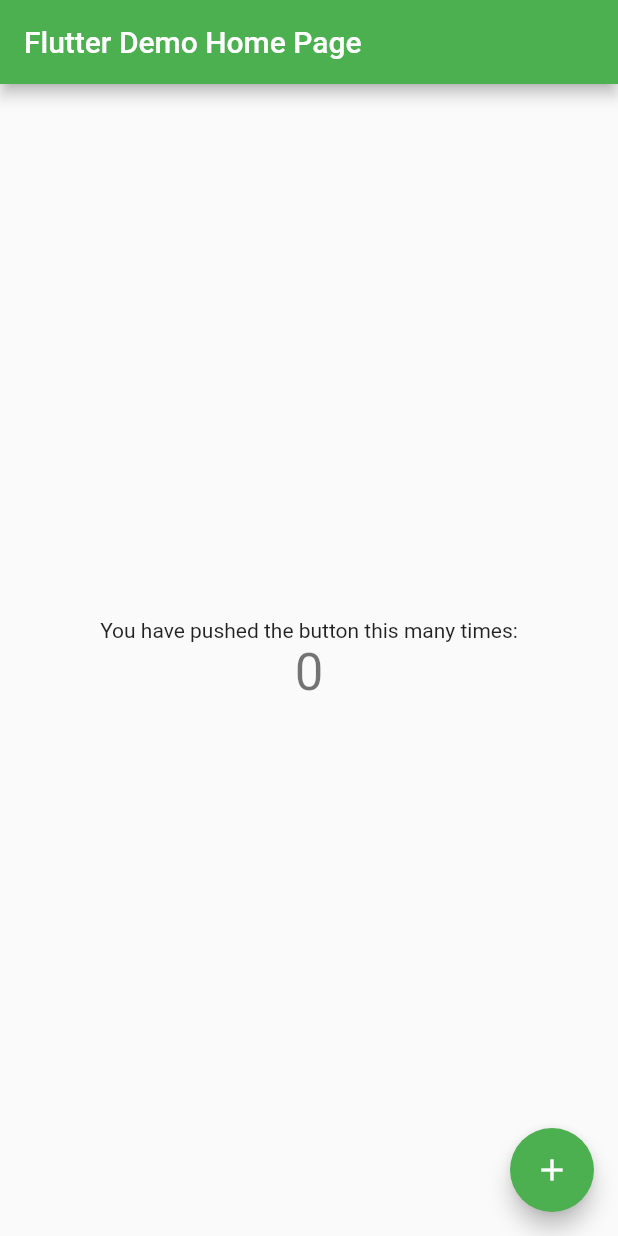
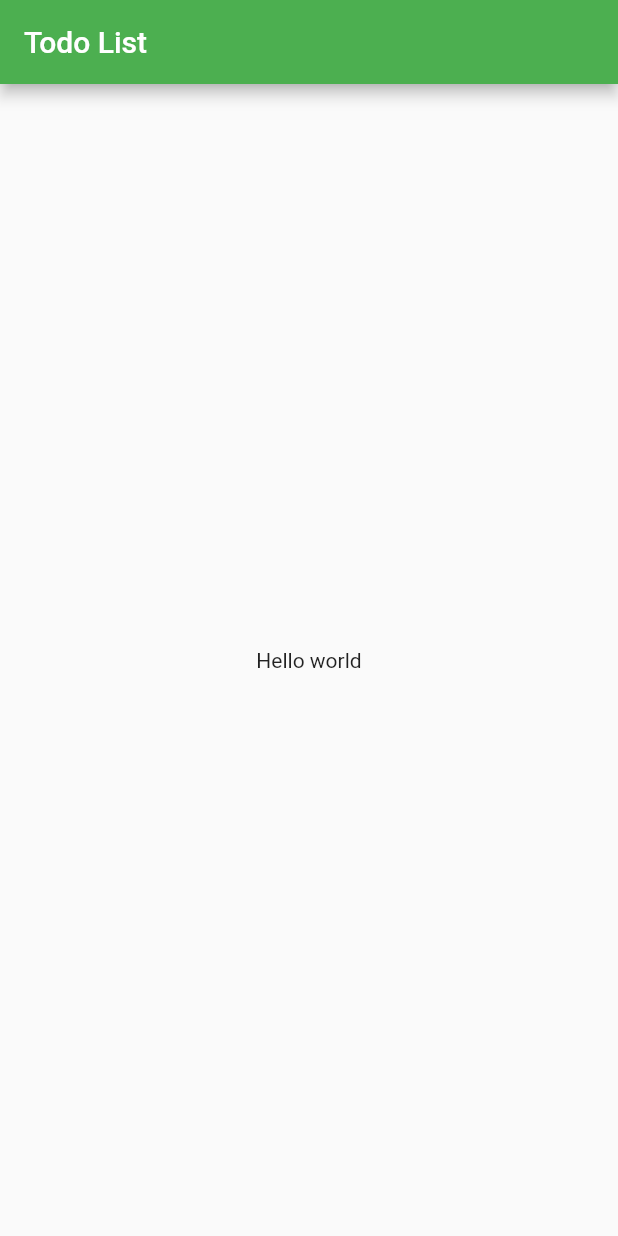
Before and after one commit to leandrosfarias/todo-flutter, a Flutter app: the screen it shows after launch, on a phone screen of 412 x 824 dp. Run offline on Flutter 3.47's test engine with Material 2 defaults, Android fonts, the phone set to English and light mode, and no system bars.

Commit message:
Modelo todo item

```diff
--- a/lib/main.dart
+++ b/lib/main.dart
@@ -11,7 +11,8 @@ class MyApp extends StatelessWidget {
   @override
   Widget build(BuildContext context) {
     return MaterialApp(
-      title: 'Flutter Demo',
+      title: 'Todo App',
+      debugShowCheckedModeBanner: false,
       theme: ThemeData(
         // This is the theme of your application.
         //
@@ -24,92 +25,111 @@ class MyApp extends StatelessWidget {
         // is not restarted.
         primarySwatch: Colors.green,
       ),
-      home: const MyHomePage(title: 'Flutter Demo Home Page'),
+      home: HomePage(),
     );
   }
 }
 
-class MyHomePage extends StatefulWidget {
-  const MyHomePage({Key? key, required this.title}) : super(key: key);
-
-  // This widget is the home page of your application. It is stateful, meaning
-  // that it has a State object (defined below) that contains fields that affect
-  // how it looks.
-
-  // This class is the configuration for the state. It holds the values (in this
-  // case the title) provided by the parent (in this case the App widget) and
-  // used by the build method of the State. Fields in a Widget subclass are
-  // always marked "final".
-
-  final String title;
-
-  @override
-  State<MyHomePage> createState() => _MyHomePageState();
-}
-
-class _MyHomePageState extends State<MyHomePage> {
-  int _counter = 0;
-
-  void _incrementCounter() {
-    setState(() {
-      // This call to setState tells the Flutter framework that something has
-      // changed in this State, which causes it to rerun the build method below
-      // so that the display can reflect the updated values. If we changed
-      // _counter without calling setState(), then the build method would not be
-      // called again, and so nothing would appear to happen.
-      _counter++;
-    });
-  }
+class HomePage extends StatelessWidget {
+  // const HomePage({Key? key}) : super(key: key);
 
   @override
   Widget build(BuildContext context) {
-    // This method is rerun every time setState is called, for instance as done
-    // by the _incrementCounter method above.
-    //
-    // The Flutter framework has been optimized to make rerunning build methods
-    // fast, so that you can just rebuild anything that needs updating rather
-    // than having to individually change instances of widgets.
     return Scaffold(
       appBar: AppBar(
-        // Here we take the value from the MyHomePage object that was created by
-        // the App.build method, and use it to set our appbar title.
-        title: Text(widget.title),
+        title: const Text("Todo List"),
+        // actions: const <Widget>[
+        //   Icon(Icons.plus_one),
+        // ],
       ),
-      body: Center(
-        // Center is a layout widget. It takes a single child and positions it
-        // in the middle of the parent.
-        child: Column(
-          // Column is also a layout widget. It takes a list of children and
-          // arranges them vertically. By default, it sizes itself to fit its
-          // children horizontally, and tries to be as tall as its parent.
-          //
-          // Invoke "debug painting" (press "p" in the console, choose the
-          // "Toggle Debug Paint" action from the Flutter Inspector in Android
-          // Studio, or the "Toggle Debug Paint" command in Visual Studio Code)
-          // to see the wireframe for each widget.
-          //
-          // Column has various properties to control how it sizes itself and
-          // how it positions its children. Here we use mainAxisAlignment to
-          // center the children vertically; the main axis here is the vertical
-          // axis because Columns are vertical (the cross axis would be
-          // horizontal).
-          mainAxisAlignment: MainAxisAlignment.center,
-          children: <Widget>[
-            const Text(
-              'You have pushed the button this many times:',
-            ),
-            Text(
-              '$_counter',
-              style: Theme.of(context).textTheme.headline4,
-            ),
-          ],
-        ),
+      body: const Center(
+        child: Text("Hello world"),
       ),
-      floatingActionButton: FloatingActionButton(
-        onPressed: _incrementCounter,
-        tooltip: 'Increment',
-        child: const Icon(Icons.add),
-      ), // This trailing comma makes auto-formatting nicer for build methods.
     );
   }
 }
+
+// class MyHomePage extends StatefulWidget {
+//   const MyHomePage({Key? key, required this.title}) : super(key: key);
+//
+//   // This widget is the home page of your application. It is stateful, meaning
+//   // that it has a State object (defined below) that contains fields that affect
+//   // how it looks.
+//
+//   // This class is the configuration for the state. It holds the values (in this
+//   // case the title) provided by the parent (in this case the App widget) and
+//   // used by the build method of the State. Fields in a Widget subclass are
+//   // always marked "final".
+//
+//   final String title;
+//
+//   @override
+//   State<MyHomePage> createState() => _MyHomePageState();
+// }
+//
+// class _MyHomePageState extends State<MyHomePage> {
+//   int _counter = 0;
+//
+//   void _incrementCounter() {
+//     setState(() {
+//       // This call to setState tells the Flutter framework that something has
+//       // changed in this State, which causes it to rerun the build method below
+//       // so that the display can reflect the updated values. If we changed
+//       // _counter without calling setState(), then the build method would not be
+//       // called again, and so nothing would appear to happen.
+//       _counter++;
+//     });
+//   }
+//
+//   @override
+//   Widget build(BuildContext context) {
+//     // This method is rerun every time setState is called, for instance as done
+//     // by the _incrementCounter method above.
+//     //
+//     // The Flutter framework has been optimized to make rerunning build methods
+//     // fast, so that you can just rebuild anything that needs updating rather
+//     // than having to individually change instances of widgets.
+//     return Scaffold(
+//       appBar: AppBar(
+//         // Here we take the value from the MyHomePage object that was created by
+//         // the App.build method, and use it to set our appbar title.
+//         title: Text(widget.title),
+//       ),
+//       body: Center(
+//         // Center is a layout widget. It takes a single child and positions it
+//         // in the middle of the parent.
+//         child: Column(
+//           // Column is also a layout widget. It takes a list of children and
+//           // arranges them vertically. By default, it sizes itself to fit its
+//           // children horizontally, and tries to be as tall as its parent.
+//           //
+//           // Invoke "debug painting" (press "p" in the console, choose the
+//           // "Toggle Debug Paint" action from the Flutter Inspector in Android
+//           // Studio, or the "Toggle Debug Paint" command in Visual Studio Code)
+//           // to see the wireframe for each widget.
+//           //
+//           // Column has various properties to control how it sizes itself and
+//           // how it positions its children. Here we use mainAxisAlignment to
+//           // center the children vertically; the main axis here is the vertical
+//           // axis because Columns are vertical (the cross axis would be
+//           // horizontal).
+//           mainAxisAlignment: MainAxisAlignment.center,
+//           children: <Widget>[
+//             const Text(
+//               'You have pushed the button this many times:',
+//             ),
+//             Text(
+//               '$_counter',
+//               style: Theme.of(context).textTheme.headline4,
+//             ),
+//           ],
+//         ),
+//       ),
+//       floatingActionButton: FloatingActionButton(
+//         onPressed: _incrementCounter,
+//         tooltip: 'Increment',
+//         child: const Icon(Icons.add),
+//       ), // This trailing comma makes auto-formatting nicer for build methods.
+//     );
+//   }
+// }
```
Also changed, not shown: lib/Models/item.dart (added, +18 -0 lines).
